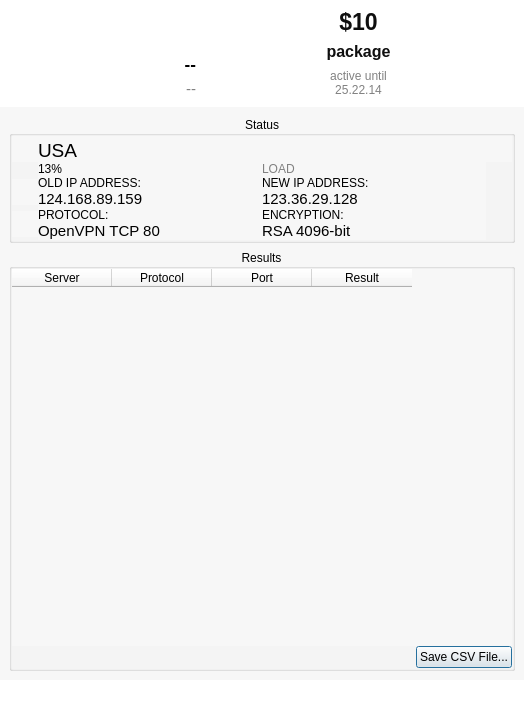
Qt form src/safechecker/testdialog.ui (proxysh/Safejumper-for-Desktop) before a commit.
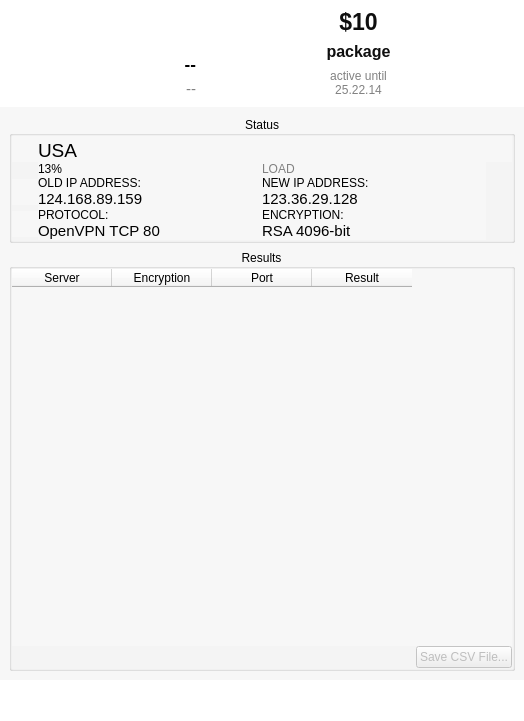
The same form after that commit. Icons and pictures are not drawn.

Patch:
```diff
--- a/src/safechecker/testdialog.ui
+++ b/src/safechecker/testdialog.ui
@@ -602,9 +602,9 @@
         <colorrole role="Button">
          <brush brushstyle="SolidPattern">
           <color alpha="255">
-           <red>255</red>
-           <green>255</green>
-           <blue>255</blue>
+           <red>247</red>
+           <green>247</green>
+           <blue>247</blue>
           </color>
          </brush>
         </colorrole>
@@ -674,18 +674,18 @@
         <colorrole role="Base">
          <brush brushstyle="SolidPattern">
           <color alpha="255">
-           <red>255</red>
-           <green>255</green>
-           <blue>255</blue>
+           <red>247</red>
+           <green>247</green>
+           <blue>247</blue>
           </color>
          </brush>
         </colorrole>
         <colorrole role="Window">
          <brush brushstyle="SolidPattern">
           <color alpha="255">
-           <red>255</red>
-           <green>255</green>
-           <blue>255</blue>
+           <red>247</red>
+           <green>247</green>
+           <blue>247</blue>
           </color>
          </brush>
         </colorrole>
@@ -739,9 +739,9 @@
         <colorrole role="Button">
          <brush brushstyle="SolidPattern">
           <color alpha="255">
-           <red>255</red>
-           <green>255</green>
-           <blue>255</blue>
+           <red>247</red>
+           <green>247</green>
+           <blue>247</blue>
           </color>
          </brush>
         </colorrole>
@@ -811,18 +811,18 @@
         <colorrole role="Base">
          <brush brushstyle="SolidPattern">
           <color alpha="255">
-           <red>255</red>
-           <green>255</green>
-           <blue>255</blue>
+           <red>247</red>
+           <green>247</green>
+           <blue>247</blue>
           </color>
          </brush>
         </colorrole>
         <colorrole role="Window">
          <brush brushstyle="SolidPattern">
           <color alpha="255">
-           <red>255</red>
-           <green>255</green>
-           <blue>255</blue>
+           <red>247</red>
+           <green>247</green>
+           <blue>247</blue>
           </color>
          </brush>
         </colorrole>
@@ -876,9 +876,9 @@
         <colorrole role="Button">
          <brush brushstyle="SolidPattern">
           <color alpha="255">
-           <red>255</red>
-           <green>255</green>
-           <blue>255</blue>
+           <red>247</red>
+           <green>247</green>
+           <blue>247</blue>
           </color>
          </brush>
         </colorrole>
@@ -948,18 +948,18 @@
         <colorrole role="Base">
          <brush brushstyle="SolidPattern">
           <color alpha="255">
-           <red>255</red>
-           <green>255</green>
-           <blue>255</blue>
+           <red>247</red>
+           <green>247</green>
+           <blue>247</blue>
           </color>
          </brush>
         </colorrole>
         <colorrole role="Window">
          <brush brushstyle="SolidPattern">
           <color alpha="255">
-           <red>255</red>
-           <green>255</green>
-           <blue>255</blue>
+           <red>247</red>
+           <green>247</green>
+           <blue>247</blue>
           </color>
          </brush>
         </colorrole>
@@ -1414,6 +1414,9 @@
          </property>
          <item row="1" column="1">
           <widget class="QPushButton" name="saveCSVButton">
+           <property name="enabled">
+            <bool>false</bool>
+           </property>
            <property name="text">
             <string>Save CSV File...</string>
            </property>
@@ -1434,6 +1437,18 @@
          </item>
          <item row="0" column="0" colspan="2">
           <widget class="QTableWidget" name="tableWidget">
+           <property name="editTriggers">
+            <set>QAbstractItemView::NoEditTriggers</set>
+           </property>
+           <property name="alternatingRowColors">
+            <bool>true</bool>
+           </property>
+           <property name="selectionMode">
+            <enum>QAbstractItemView::NoSelection</enum>
+           </property>
+           <property name="selectionBehavior">
+            <enum>QAbstractItemView::SelectRows</enum>
+           </property>
            <column>
             <property name="text">
              <string>Server</string>
@@ -1441,7 +1456,7 @@
            </column>
            <column>
             <property name="text">
-             <string>Protocol</string>
+             <string>Encryption</string>
             </property>
            </column>
            <column>
```
Left out of the diff: 1 changed line with no effect on the pictures.
